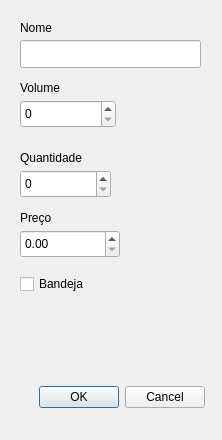
Old version of the form bebida.ui in the repository fvendrameto/Databases-Final-Project.
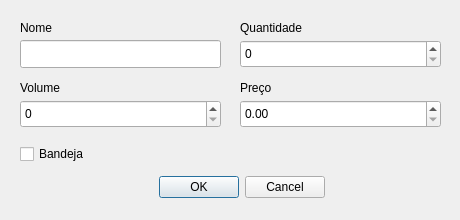
New version of the form.

Patch:
```diff
--- a/bebida.ui
+++ b/bebida.ui
@@ -6,8 +6,8 @@
    <rect>
     <x>0</x>
     <y>0</y>
-    <width>222</width>
-    <height>440</height>
+    <width>460</width>
+    <height>220</height>
    </rect>
   </property>
   <property name="minimumSize">
@@ -18,8 +18,8 @@
   </property>
   <property name="maximumSize">
    <size>
-    <width>240</width>
-    <height>440</height>
+    <width>460</width>
+    <height>220</height>
    </size>
   </property>
   <property name="baseSize">
@@ -49,7 +49,7 @@
     <rect>
      <x>20</x>
      <y>40</y>
-     <width>181</width>
+     <width>201</width>
      <height>28</height>
     </rect>
    </property>
@@ -72,7 +72,7 @@
     <rect>
      <x>20</x>
      <y>100</y>
-     <width>96</width>
+     <width>201</width>
      <height>28</height>
     </rect>
    </property>
@@ -83,8 +83,8 @@
   <widget class="QLabel" name="label_3">
    <property name="geometry">
     <rect>
-     <x>20</x>
-     <y>150</y>
+     <x>240</x>
+     <y>20</y>
      <width>81</width>
      <height>16</height>
     </rect>
@@ -96,9 +96,9 @@
   <widget class="QSpinBox" name="quantidade">
    <property name="geometry">
     <rect>
-     <x>20</x>
-     <y>170</y>
-     <width>91</width>
+     <x>240</x>
+     <y>40</y>
+     <width>201</width>
      <height>28</height>
     </rect>
    </property>
@@ -107,7 +107,7 @@
    <property name="geometry">
     <rect>
      <x>20</x>
-     <y>270</y>
+     <y>140</y>
      <width>71</width>
      <height>28</height>
     </rect>
@@ -119,9 +119,9 @@
   <widget class="QDoubleSpinBox" name="preco">
    <property name="geometry">
     <rect>
-     <x>20</x>
-     <y>230</y>
-     <width>100</width>
+     <x>240</x>
+     <y>100</y>
+     <width>201</width>
      <height>28</height>
     </rect>
    </property>
@@ -129,8 +129,8 @@
   <widget class="QLabel" name="label_4">
    <property name="geometry">
     <rect>
-     <x>20</x>
-     <y>210</y>
+     <x>240</x>
+     <y>80</y>
      <width>81</width>
      <height>16</height>
     </rect>
@@ -142,8 +142,8 @@
   <widget class="QDialogButtonBox" name="buttonBox">
    <property name="geometry">
     <rect>
-     <x>15</x>
-     <y>380</y>
+     <x>135</x>
+     <y>170</y>
      <width>190</width>
      <height>34</height>
     </rect>
```
Left out of the diff: 18 changed lines with no effect on the pictures.
